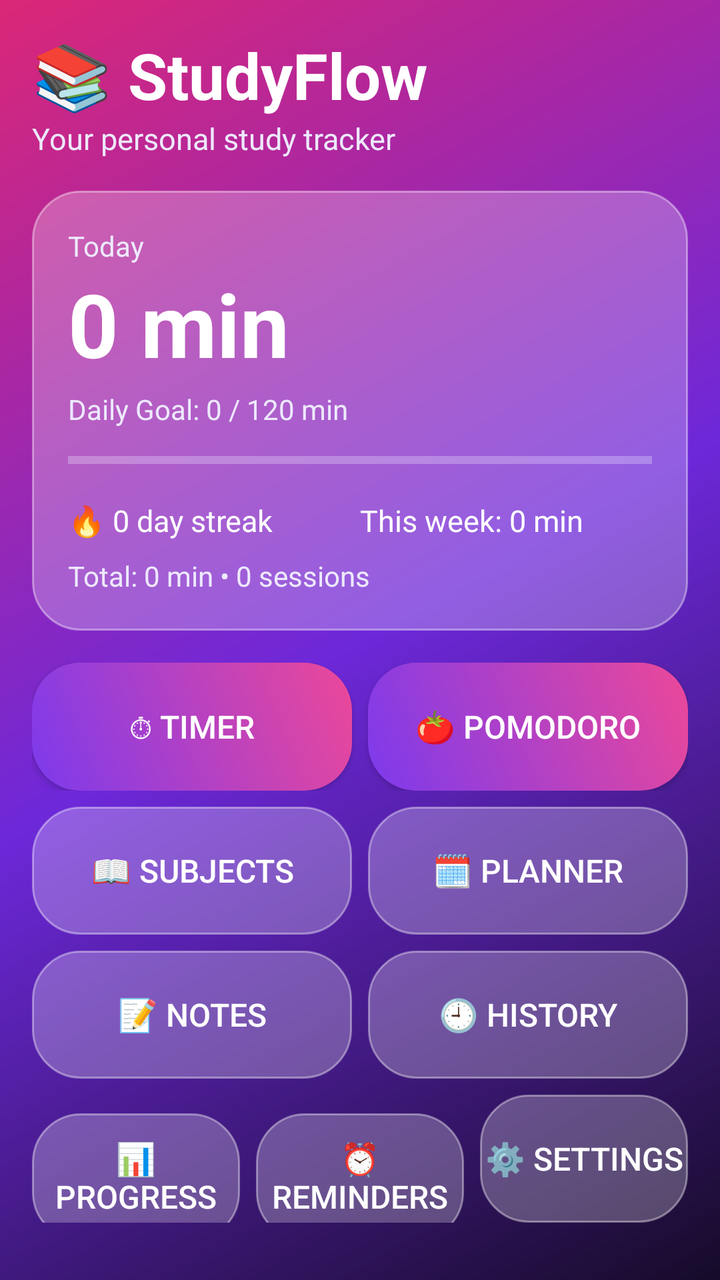
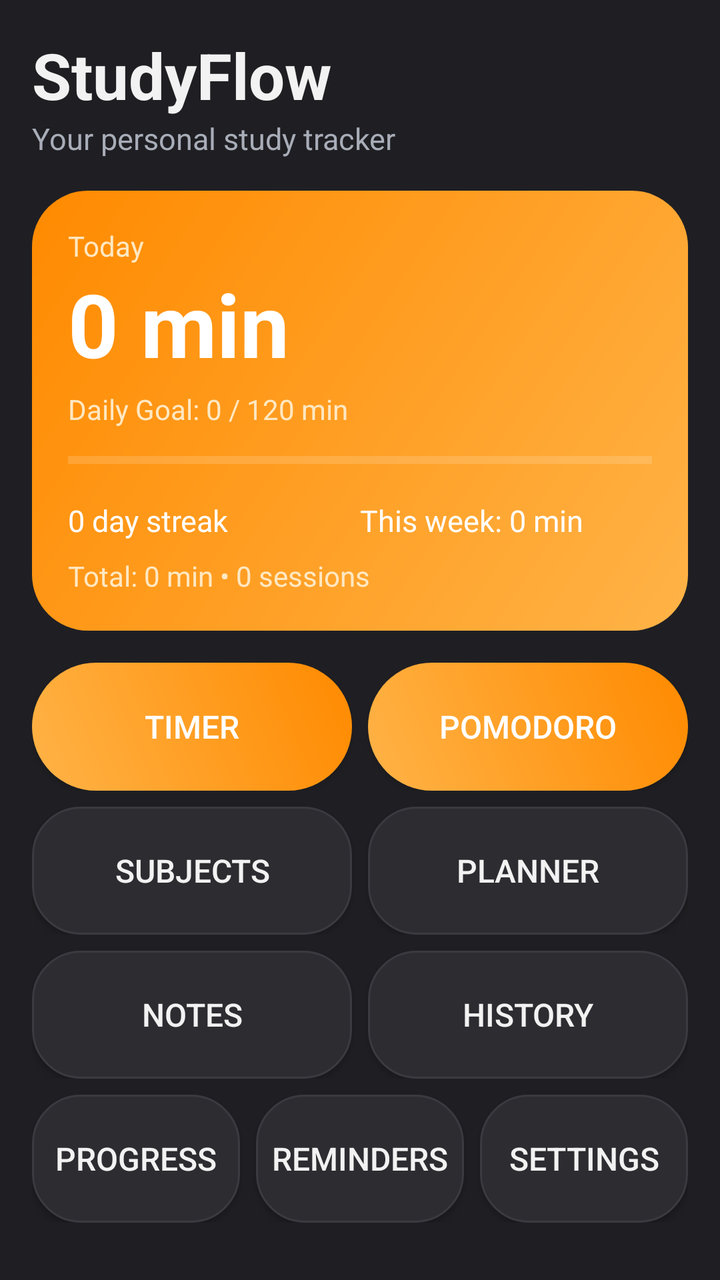

Screens rendered from an Android XML layout before and after an edit, with the pre-edit source and the edit as a unified diff.
<!-- AndroidManifest.xml: application theme AppTheme -->
<!-- res/layout/activity_main.xml -->
<?xml version="1.0" encoding="utf-8"?>
<ScrollView xmlns:android="http://schemas.android.com/apk/res/android"
    android:layout_width="match_parent"
    android:layout_height="match_parent"
    android:padding="16dp">

    <LinearLayout
        android:layout_width="match_parent"
        android:layout_height="wrap_content"
        android:orientation="vertical">

        <TextView
            android:layout_width="wrap_content"
            android:layout_height="wrap_content"
            android:text="📚 StudyFlow"
            android:textColor="?android:attr/textColorPrimary"
            android:textSize="32sp"
            android:textStyle="bold" />

        <TextView
            android:id="@+id/tv_tagline"
            android:layout_width="wrap_content"
            android:layout_height="wrap_content"
            android:text="Your personal study tracker"
            android:textColor="?android:attr/textColorSecondary"
            android:textSize="15sp"
            android:layout_marginBottom="16dp" />

        <LinearLayout
            android:layout_width="match_parent"
            android:layout_height="wrap_content"
            android:background="@drawable/bg_glass"
            android:orientation="vertical"
            android:padding="18dp">

            <TextView
                android:id="@+id/tv_today_label"
                android:layout_width="wrap_content"
                android:layout_height="wrap_content"
                android:text="Today"
                android:textColor="?android:attr/textColorSecondary"
                android:textSize="14sp" />

            <TextView
                android:id="@+id/tv_today"
                android:layout_width="wrap_content"
                android:layout_height="wrap_content"
                android:text="0 min"
                android:textColor="?android:attr/textColorPrimary"
                android:textSize="44sp"
                android:textStyle="bold" />

            <TextView
                android:id="@+id/tv_goal_text"
                android:layout_width="wrap_content"
                android:layout_height="wrap_content"
                android:text="Daily Goal: 0 / 120 min"
                android:textColor="?android:attr/textColorSecondary"
                android:textSize="14sp"
                android:layout_marginTop="4dp" />

            <ProgressBar
                android:id="@+id/progress_goal"
                style="?android:attr/progressBarStyleHorizontal"
                android:layout_width="match_parent"
                android:layout_height="12dp"
                android:layout_marginTop="10dp"
                android:max="100"
                android:progress="0" />

            <LinearLayout
                android:layout_width="match_parent"
                android:layout_height="wrap_content"
                android:orientation="horizontal"
                android:layout_marginTop="14dp">

                <TextView
                    android:id="@+id/tv_streak"
                    android:layout_width="0dp"
                    android:layout_height="wrap_content"
                    android:layout_weight="1"
                    android:text="🔥 0 day streak"
                    android:textColor="?android:attr/textColorPrimary"
                    android:textSize="15sp" />

                <TextView
                    android:id="@+id/tv_week"
                    android:layout_width="0dp"
                    android:layout_height="wrap_content"
                    android:layout_weight="1"
                    android:text="This week: 0 min"
                    android:textColor="?android:attr/textColorPrimary"
                    android:textSize="15sp" />
            </LinearLayout>

            <TextView
                android:id="@+id/tv_total"
                android:layout_width="wrap_content"
                android:layout_height="wrap_content"
                android:text="Total: 0 min • 0 sessions"
                android:textColor="?android:attr/textColorSecondary"
                android:textSize="14sp"
                android:layout_marginTop="8dp" />
        </LinearLayout>

        <LinearLayout
            android:layout_width="match_parent"
            android:layout_height="wrap_content"
            android:orientation="horizontal"
            android:layout_marginTop="16dp">

            <Button
                android:id="@+id/btn_timer"
                android:layout_width="0dp"
                android:layout_height="64dp"
                android:layout_weight="1"
                android:background="@drawable/bg_button"
                android:text="⏱ Timer"
                android:textColor="#FFFFFF"
                android:textSize="16sp" />

            <Button
                android:id="@+id/btn_pomodoro"
                android:layout_width="0dp"
                android:layout_height="64dp"
                android:layout_weight="1"
                android:layout_marginStart="8dp"
                android:background="@drawable/bg_button"
                android:text="🍅 Pomodoro"
                android:textColor="#FFFFFF"
                android:textSize="16sp" />
        </LinearLayout>

        <LinearLayout
            android:layout_width="match_parent"
            android:layout_height="wrap_content"
            android:orientation="horizontal"
            android:layout_marginTop="8dp">

            <Button
                android:id="@+id/btn_subjects"
                android:layout_width="0dp"
                android:layout_height="64dp"
                android:layout_weight="1"
                android:background="@drawable/bg_glass"
                android:text="📖 Subjects"
                android:textColor="?android:attr/textColorPrimary"
                android:textSize="16sp" />

            <Button
                android:id="@+id/btn_planner"
                android:layout_width="0dp"
                android:layout_height="64dp"
                android:layout_weight="1"
                android:layout_marginStart="8dp"
                android:background="@drawable/bg_glass"
                android:text="🗓 Planner"
                android:textColor="?android:attr/textColorPrimary"
                android:textSize="16sp" />
        </LinearLayout>

        <LinearLayout
            android:layout_width="match_parent"
            android:layout_height="wrap_content"
            android:orientation="horizontal"
            android:layout_marginTop="8dp">

            <Button
                android:id="@+id/btn_notes"
                android:layout_width="0dp"
                android:layout_height="64dp"
                android:layout_weight="1"
                android:background="@drawable/bg_glass"
                android:text="📝 Notes"
                android:textColor="?android:attr/textColorPrimary"
                android:textSize="16sp" />

            <Button
                android:id="@+id/btn_history"
                android:layout_width="0dp"
                android:layout_height="64dp"
                android:layout_weight="1"
                android:layout_marginStart="8dp"
                android:background="@drawable/bg_glass"
                android:text="🕘 History"
                android:textColor="?android:attr/textColorPrimary"
                android:textSize="16sp" />
        </LinearLayout>

        <LinearLayout
            android:layout_width="match_parent"
            android:layout_height="wrap_content"
            android:orientation="horizontal"
            android:layout_marginTop="8dp"
            android:layout_marginBottom="16dp">

            <Button
                android:id="@+id/btn_charts"
                android:layout_width="0dp"
                android:layout_height="64dp"
                android:layout_weight="1"
                android:background="@drawable/bg_glass"
                android:text="📊 Progress"
                android:textColor="?android:attr/textColorPrimary"
                android:textSize="16sp" />

            <Button
                android:id="@+id/btn_reminders"
                android:layout_width="0dp"
                android:layout_height="64dp"
                android:layout_weight="1"
                android:layout_marginStart="8dp"
                android:background="@drawable/bg_glass"
                android:text="⏰ Reminders"
                android:textColor="?android:attr/textColorPrimary"
                android:textSize="16sp" />

            <Button
                android:id="@+id/btn_settings"
                android:layout_width="0dp"
                android:layout_height="64dp"
                android:layout_weight="1"
                android:layout_marginStart="8dp"
                android:background="@drawable/bg_glass"
                android:text="⚙️ Settings"
                android:textColor="?android:attr/textColorPrimary"
                android:textSize="16sp" />
        </LinearLayout>

    </LinearLayout>
</ScrollView>
<!-- resources referenced by this layout -->
<resources>
  <!-- drawable bg_button (drawable) -->
  <?xml version="1.0" encoding="utf-8"?>
  <shape xmlns:android="http://schemas.android.com/apk/res/android"
      android:shape="rectangle">
      <corners android:radius="24dp" />
      <gradient
          android:angle="45"
          android:startColor="#7C3AED"
          android:endColor="#EC4899"
          android:type="linear" />
  </shape>
  <!-- drawable bg_glass (drawable) -->
  <?xml version="1.0" encoding="utf-8"?>
  <shape xmlns:android="http://schemas.android.com/apk/res/android"
      android:shape="rectangle">
      <corners android:radius="24dp" />
      <solid android:color="#40FFFFFF" />
      <stroke
          android:width="1dp"
          android:color="#66FFFFFF" />
  </shape>
  <style name="AppTheme" parent="android:Theme.Material.NoActionBar">
          <item name="android:windowBackground">@drawable/bg_gradient</item>
          <item name="android:textColorPrimary">#FFFFFF</item>
          <item name="android:textColorSecondary">#EDE9FE</item>
          <item name="android:colorAccent">#EC4899</item>
      </style>
  <!-- drawable bg_gradient (drawable) -->
  <?xml version="1.0" encoding="utf-8"?>
  <shape xmlns:android="http://schemas.android.com/apk/res/android"
      android:shape="rectangle">
      <gradient
          android:angle="135"
          android:startColor="#160B29"
          android:centerColor="#6D28D9"
          android:endColor="#DB2777"
          android:type="linear" />
  </shape>
</resources>

<!-- the commit's change to res/layout/activity_main.xml (unified diff, before → after) -->
@@ -12,7 +12,7 @@
         <TextView
             android:layout_width="wrap_content"
             android:layout_height="wrap_content"
-            android:text="📚 StudyFlow"
+            android:text="StudyFlow"
             android:textColor="?android:attr/textColorPrimary"
             android:textSize="32sp"
             android:textStyle="bold" />
@@ -29,7 +29,7 @@
         <LinearLayout
             android:layout_width="match_parent"
             android:layout_height="wrap_content"
-            android:background="@drawable/bg_glass"
+            android:background="@drawable/bg_hero"
             android:orientation="vertical"
             android:padding="18dp">
 
@@ -38,7 +38,7 @@
                 android:layout_width="wrap_content"
                 android:layout_height="wrap_content"
                 android:text="Today"
-                android:textColor="?android:attr/textColorSecondary"
+                android:textColor="#FFE8C2"
                 android:textSize="14sp" />
 
             <TextView
@@ -46,7 +46,7 @@
                 android:layout_width="wrap_content"
                 android:layout_height="wrap_content"
                 android:text="0 min"
-                android:textColor="?android:attr/textColorPrimary"
+                android:textColor="#FFFFFF"
                 android:textSize="44sp"
                 android:textStyle="bold" />
 
@@ -55,7 +55,7 @@
                 android:layout_width="wrap_content"
                 android:layout_height="wrap_content"
                 android:text="Daily Goal: 0 / 120 min"
-                android:textColor="?android:attr/textColorSecondary"
+                android:textColor="#FFE8C2"
                 android:textSize="14sp"
                 android:layout_marginTop="4dp" />
 
@@ -66,7 +66,9 @@
                 android:layout_height="12dp"
                 android:layout_marginTop="10dp"
                 android:max="100"
-                android:progress="0" />
+                android:progress="0"
+                android:progressTint="@android:color/white"
+                android:progressBackgroundTint="#80FFFFFF" />
 
             <LinearLayout
                 android:layout_width="match_parent"
@@ -79,8 +81,8 @@
                     android:layout_width="0dp"
                     android:layout_height="wrap_content"
                     android:layout_weight="1"
-                    android:text="🔥 0 day streak"
-                    android:textColor="?android:attr/textColorPrimary"
+                    android:text="0 day streak"
+                    android:textColor="#FFFFFF"
                     android:textSize="15sp" />
 
                 <TextView
@@ -89,7 +91,7 @@
                     android:layout_height="wrap_content"
                     android:layout_weight="1"
                     android:text="This week: 0 min"
-                    android:textColor="?android:attr/textColorPrimary"
+                    android:textColor="#FFFFFF"
                     android:textSize="15sp" />
             </LinearLayout>
 
@@ -98,7 +100,7 @@
                 android:layout_width="wrap_content"
                 android:layout_height="wrap_content"
                 android:text="Total: 0 min • 0 sessions"
-                android:textColor="?android:attr/textColorSecondary"
+                android:textColor="#FFE8C2"
                 android:textSize="14sp"
                 android:layout_marginTop="8dp" />
         </LinearLayout>
@@ -115,7 +117,7 @@
                 android:layout_height="64dp"
                 android:layout_weight="1"
                 android:background="@drawable/bg_button"
-                android:text="⏱ Timer"
+                android:text="Timer"
                 android:textColor="#FFFFFF"
                 android:textSize="16sp" />
 
@@ -126,7 +128,7 @@
                 android:layout_weight="1"
                 android:layout_marginStart="8dp"
                 android:background="@drawable/bg_button"
-                android:text="🍅 Pomodoro"
+                android:text="Pomodoro"
                 android:textColor="#FFFFFF"
                 android:textSize="16sp" />
         </LinearLayout>
@@ -143,7 +145,7 @@
                 android:layout_height="64dp"
                 android:layout_weight="1"
                 android:background="@drawable/bg_glass"
-                android:text="📖 Subjects"
+                android:text="Subjects"
                 android:textColor="?android:attr/textColorPrimary"
                 android:textSize="16sp" />
 
@@ -154,7 +156,7 @@
                 android:layout_weight="1"
                 android:layout_marginStart="8dp"
                 android:background="@drawable/bg_glass"
-                android:text="🗓 Planner"
+                android:text="Planner"
                 android:textColor="?android:attr/textColorPrimary"
                 android:textSize="16sp" />
         </LinearLayout>
@@ -171,7 +173,7 @@
                 android:layout_height="64dp"
                 android:layout_weight="1"
                 android:background="@drawable/bg_glass"
-                android:text="📝 Notes"
+                android:text="Notes"
                 android:textColor="?android:attr/textColorPrimary"
                 android:textSize="16sp" />
 
@@ -182,7 +184,7 @@
                 android:layout_weight="1"
                 android:layout_marginStart="8dp"
                 android:background="@drawable/bg_glass"
-                android:text="🕘 History"
+                android:text="History"
                 android:textColor="?android:attr/textColorPrimary"
                 android:textSize="16sp" />
         </LinearLayout>
@@ -200,7 +202,7 @@
                 android:layout_height="64dp"
                 android:layout_weight="1"
                 android:background="@drawable/bg_glass"
-                android:text="📊 Progress"
+                android:text="Progress"
                 android:textColor="?android:attr/textColorPrimary"
                 android:textSize="16sp" />
 
@@ -211,7 +213,7 @@
                 android:layout_weight="1"
                 android:layout_marginStart="8dp"
                 android:background="@drawable/bg_glass"
-                android:text="⏰ Reminders"
+                android:text="Reminders"
                 android:textColor="?android:attr/textColorPrimary"
                 android:textSize="16sp" />
 
@@ -222,7 +224,7 @@
                 android:layout_weight="1"
                 android:layout_marginStart="8dp"
                 android:background="@drawable/bg_glass"
-                android:text="⚙️ Settings"
+                android:text="Settings"
                 android:textColor="?android:attr/textColorPrimary"
                 android:textSize="16sp" />
         </LinearLayout>
<!-- resource entries referenced after the edit -->
@@ -4,11 +4,11 @@
   <?xml version="1.0" encoding="utf-8"?>
   <shape xmlns:android="http://schemas.android.com/apk/res/android"
       android:shape="rectangle">
-      <corners android:radius="24dp" />
+      <corners android:radius="32dp" />
       <gradient
           android:angle="45"
-          android:startColor="#7C3AED"
-          android:endColor="#EC4899"
+          android:startColor="#FFB347"
+          android:endColor="#FF8A00"
           android:type="linear" />
   </shape>
   <!-- drawable bg_glass (drawable) -->
@@ -16,27 +16,37 @@
   <shape xmlns:android="http://schemas.android.com/apk/res/android"
       android:shape="rectangle">
       <corners android:radius="24dp" />
-      <solid android:color="#40FFFFFF" />
+      <solid android:color="?attr/neuCard" />
       <stroke
           android:width="1dp"
-          android:color="#66FFFFFF" />
+          android:color="?attr/neuStroke" />
   </shape>
-  <style name="AppTheme" parent="android:Theme.Material.NoActionBar">
-          <item name="android:windowBackground">@drawable/bg_gradient</item>
-          <item name="android:textColorPrimary">#FFFFFF</item>
-          <item name="android:textColorSecondary">#EDE9FE</item>
-          <item name="android:colorAccent">#EC4899</item>
-      </style>
-  <!-- drawable bg_gradient (drawable) -->
+  <!-- drawable bg_hero (drawable) -->
   <?xml version="1.0" encoding="utf-8"?>
   <shape xmlns:android="http://schemas.android.com/apk/res/android"
       android:shape="rectangle">
+      <corners android:radius="28dp" />
       <gradient
           android:angle="135"
-          android:startColor="#160B29"
-          android:centerColor="#6D28D9"
-          android:endColor="#DB2777"
+          android:startColor="#FFB347"
+          android:endColor="#FF8A00"
           android:type="linear" />
   </shape>
+  <style name="AppTheme" parent="android:Theme.Material.NoActionBar">
+          <item name="android:windowBackground">@color/neu_bg_dark</item>
+          <item name="android:textColorPrimary">@color/neu_text_dark</item>
+          <item name="android:textColorSecondary">@color/neu_text_secondary_dark</item>
+          <item name="android:colorAccent">@color/orange</item>
+          <item name="neuCard">@color/neu_card_dark</item>
+          <item name="neuStroke">@color/neu_stroke_dark</item>
+          <item name="neuInput">@color/neu_input_dark</item>
+      </style>
+  <color name="neu_bg_dark">#1F1F23</color>
+  <color name="neu_text_dark">#F2F2F2</color>
+  <color name="neu_text_secondary_dark">#A8ADB8</color>
+  <color name="orange">#FF9E1B</color>
+  <color name="neu_card_dark">#2C2C31</color>
+  <color name="neu_stroke_dark">#3A3A40</color>
+  <color name="neu_input_dark">#2C2C31</color>
 </resources>
 
